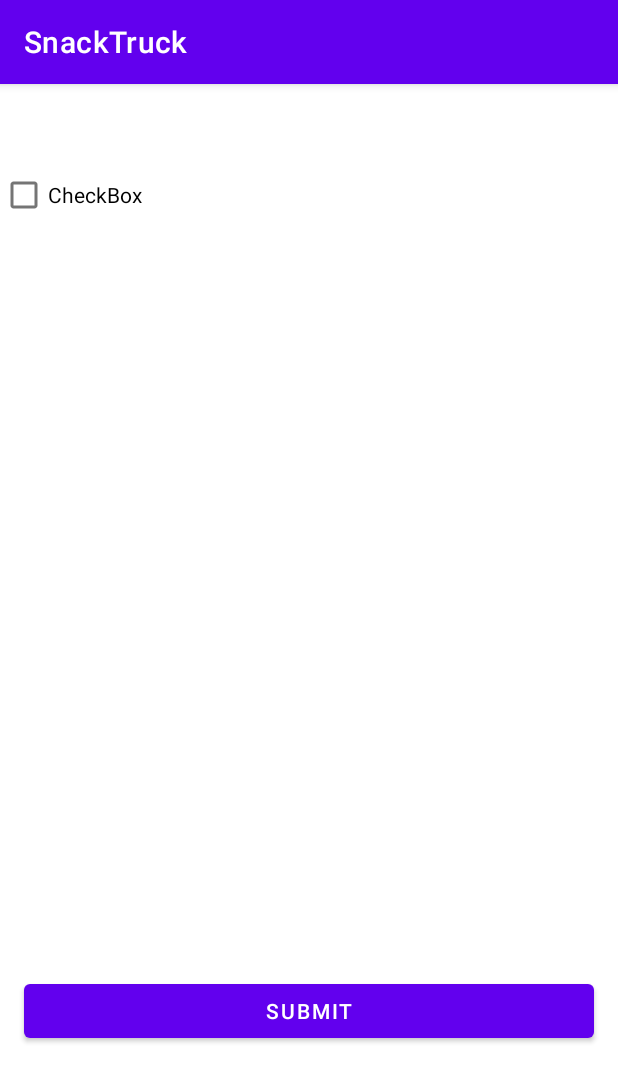
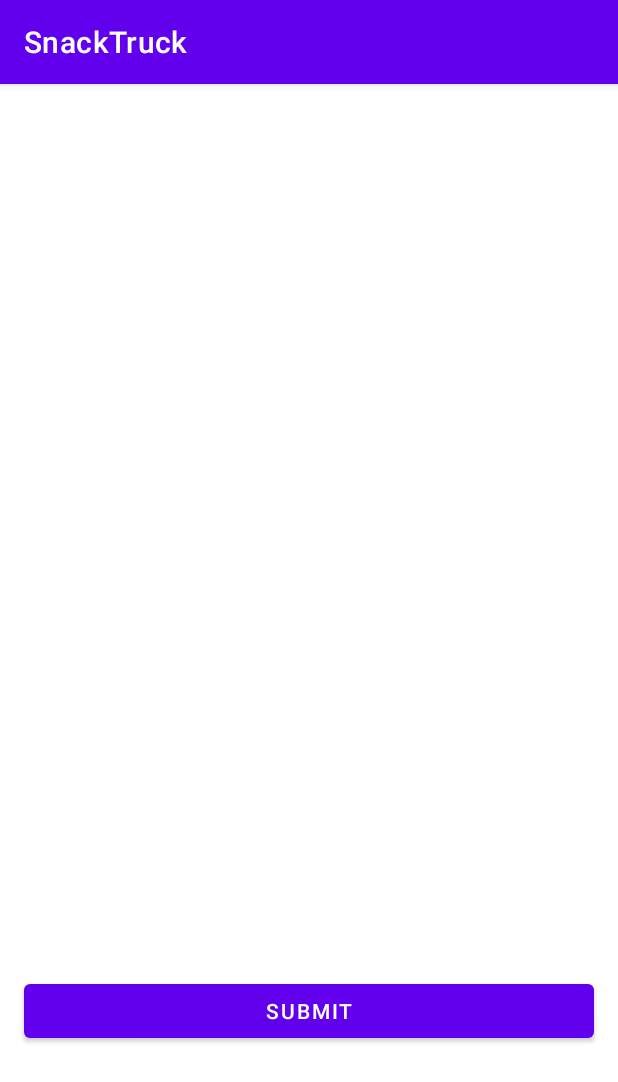
Before and after one commit to ang-lam/SnackTruck, an Android app: the screen it shows after launch (MainActivity), on a phone screen of 412 x 824 dp. Shown: the top 1082 px of the screen. Run offline under Robolectric (Android 15) with nearby library versions, the phone set to English and light mode, and no system bars.

Commit message:
deleted checkbox from design

```diff
--- a/app/src/main/res/layout/activity_main.xml
+++ b/app/src/main/res/layout/activity_main.xml
@@ -20,13 +20,4 @@
         app:layout_constraintTop_toTopOf="parent"
         app:layout_constraintVertical_bias="0.825" />
 
-    <CheckBox
-        android:id="@+id/checkBox"
-        android:layout_width="0dp"
-        android:layout_height="wrap_content"
-        android:layout_marginTop="50dp"
-        android:text="CheckBox"
-        app:layout_constraintEnd_toEndOf="parent"
-        app:layout_constraintStart_toStartOf="parent"
-        app:layout_constraintTop_toTopOf="parent" />
 </androidx.constraintlayout.widget.ConstraintLayout>
```
